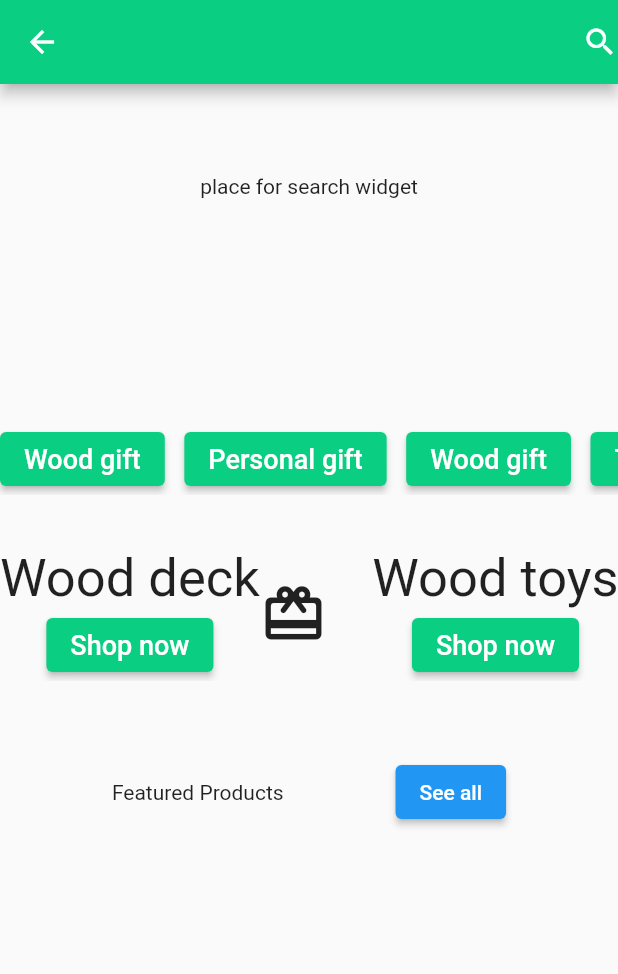
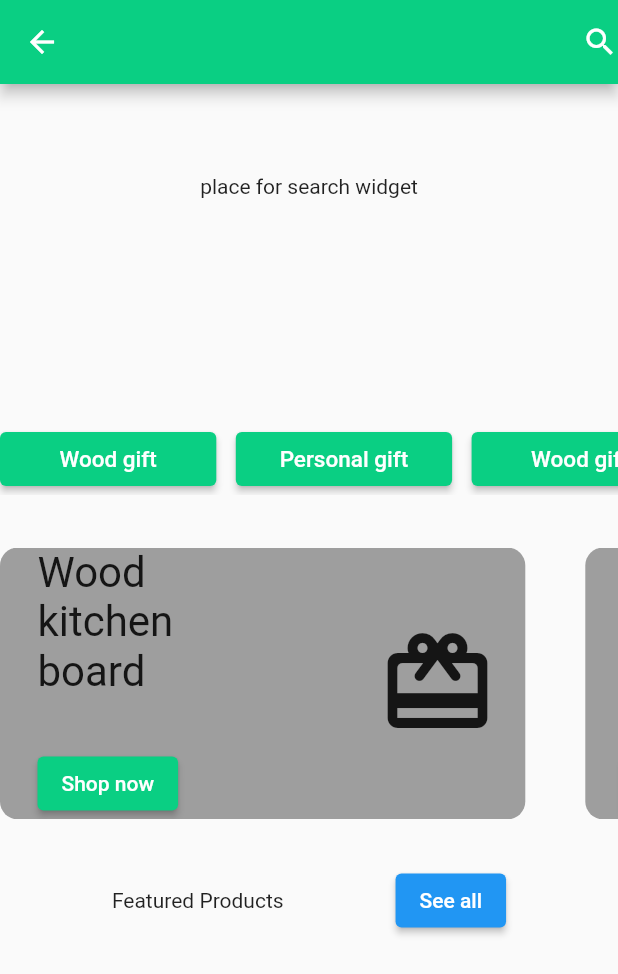
Before and after one commit to VladKodletov/ecom_705_original_gifts, a Flutter app: the MainScreen screen opened directly, on a phone screen of 412 x 824 dp. Shown: the top 974 px of the screen. Run offline on Flutter 3.47's test engine with Material 2 defaults, Android fonts, the phone set to English and light mode, and no system bars.

Commit message:
edit UndercategoryCard

```diff
--- a/lib/screens/mainscreen.dart
+++ b/lib/screens/mainscreen.dart
@@ -70,18 +70,18 @@ class MainScreen extends StatelessWidget {
                 child: Row(
                   children: const [
                     _UnderCategoryCard(
-                      nameUnderCategory: 'Wood deck',
+                      nameUnderCategory: 'Wood kitchen board',
                       nameIcon: Icons.wallet_giftcard_rounded,
                     ),
                     SizedBox(
-                      height: 50,
+                      width: 40,
                     ),
                     _UnderCategoryCard(
                       nameUnderCategory: 'Wood toys',
                       nameIcon: Icons.toys_outlined,
                     ),
                     SizedBox(
-                      height: 50,
+                      width: 40,
                     ),
                     _UnderCategoryCard(
                       nameUnderCategory: 'Wood picture',
@@ -91,7 +91,7 @@ class MainScreen extends StatelessWidget {
                 ),
               ),
               SizedBox(
-                height: 50,
+                height: 30,
               ),
               Row(
                 mainAxisAlignment: MainAxisAlignment.spaceEvenly,
@@ -190,8 +190,12 @@ class _CategoryText extends StatelessWidget {
 
   @override
   Widget build(BuildContext context) {
+    double widthButton = MediaQuery.of(context).size.width * 0.35;
     return ElevatedButton(
       style: ButtonStyle(
+        fixedSize: MaterialStateProperty.all(
+          Size.fromWidth(widthButton),
+        ),
         backgroundColor: MaterialStateProperty.all(
           Color(0xFF0ACF83),
         ),
@@ -199,7 +203,7 @@ class _CategoryText extends StatelessWidget {
       onPressed: () {},
       child: Text(
         nameCategory,
-        style: TextStyle(fontSize: 18),
+        style: TextStyle(fontSize: 15),
       ),
     );
   }
@@ -215,15 +219,36 @@ class _UnderCategoryCard extends StatelessWidget {
   @override
   Widget build(BuildContext context) {
     return Container(
-
+      width: MediaQuery.of(context).size.width * 0.85,
+      height: MediaQuery.of(context).size.height * 0.22,
+      decoration: BoxDecoration(
+        color: Colors.grey,
+        borderRadius: BorderRadius.circular(12),
+      ),
       child: Row(
         children: [
-          Column(
-            children: [
-              Text(nameUnderCategory, style: TextStyle(fontSize: 35),),
-              Row(
-                children: [
-                  ElevatedButton(
+          SizedBox(
+            width: 25,
+          ),
+          Container(
+            width: MediaQuery.of(context).size.width * 0.55,
+            child: Column(
+              crossAxisAlignment: CrossAxisAlignment.start,
+              children: [
+                Container(
+                  width: MediaQuery.of(context).size.width * 0.25,
+                  height: MediaQuery.of(context).size.height * 0.14,
+                  child: Text(
+                    nameUnderCategory,
+                    style: TextStyle(
+                      fontSize: 28,
+                    ),
+                  ),
+                ),
+                Container(
+                  height: MediaQuery.of(context).size.height * 0.08,
+                  alignment: AlignmentDirectional.bottomStart,
+                  child: ElevatedButton(
                     style: ButtonStyle(
                       backgroundColor: MaterialStateProperty.all(
                         Color(0xFF0ACF83),
@@ -232,15 +257,17 @@ class _UnderCategoryCard extends StatelessWidget {
                     onPressed: () {},
                     child: Text(
                       'Shop now',
-                      style: TextStyle(fontSize: 18),
+                      style: TextStyle(fontSize: 14),
                     ),
                   ),
-                ],
-              ),
-            ],
+                ),
+              ],
+            ),
           ),
-          Icon(nameIcon, size: 45,),
-          SizedBox(width: 30,)
+          Icon(
+            nameIcon,
+            size: 80,
+          ),
         ],
       ),
     );
```
